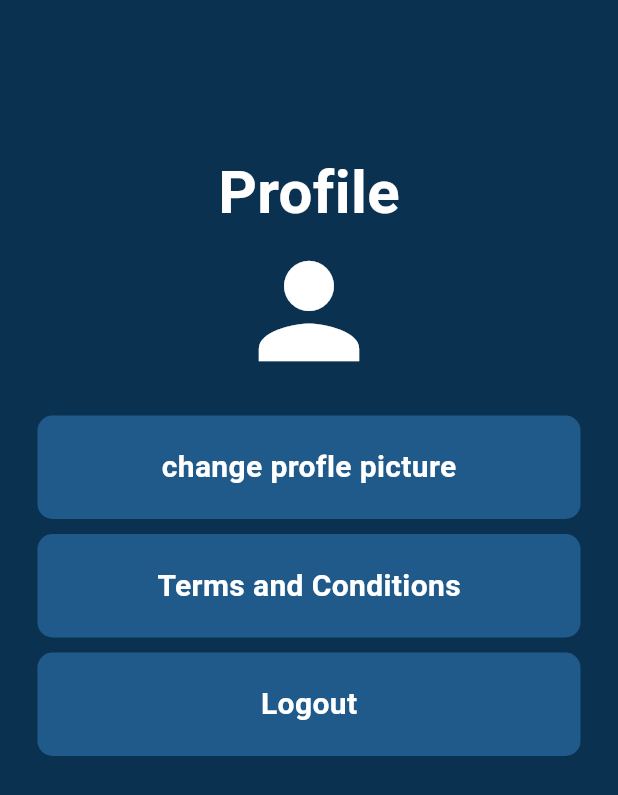
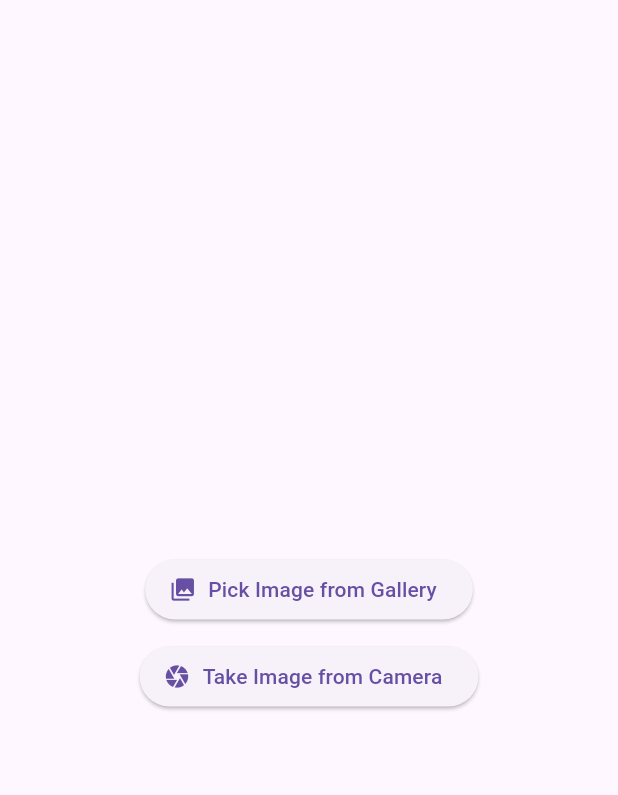
Before and after one commit to Jordandotdev/campus_companion, a Flutter app: the profilePage screen opened by its route, after a tap on "change profle picture", on a phone screen of 412 x 824 dp. Shown: the top 795 px of the screen. Run offline on Flutter 3.47's test engine with Material 3 defaults, Android fonts, the phone set to English and light mode, and no system bars; our stand-ins replace cloud_firestore, connectivity_plus, expandable, firebase_auth, firebase_core, image_picker; accounts and stored records are empty.

Commit message:
chore: Add image_picker dependency and file_selector plugins for Linux and Windows

```diff
--- a/lib/main.dart
+++ b/lib/main.dart
@@ -1,5 +1,6 @@
 import 'package:campus_companion/pages/HomePage.dart';
 import 'package:campus_companion/pages/ProfilePage.dart';
+import 'package:campus_companion/pages/cameraPage.dart';
 import 'package:flutter/material.dart';
 import 'pages/loginPage.dart';
 import 'pages/registerPage.dart';
@@ -25,6 +26,7 @@ class MyApp extends StatelessWidget {
         '/signup': (context) => RegisterPage(),
         '/login': (context) => LoginPage(),
         '/profile': (context) => profilePage(),
+        '/camera': (context) => CameraPage(),
       },
     );
   }
--- /dev/null
+++ b/lib/pages/cameraPage.dart
@@ -0,0 +1,69 @@
+import 'dart:io';
+import 'package:flutter/material.dart';
+import 'package:image_picker/image_picker.dart';
+
+class CameraPage extends StatefulWidget {
+  @override
+  _CameraPageState createState() => _CameraPageState();
+}
+
+class _CameraPageState extends State<CameraPage> {
+  XFile? _image;
+  final ImagePicker _picker = ImagePicker();
+
+  // In camera_page.dart
+
+  Future<void> _pickImage() async {
+    final XFile? pickedFile =
+        await _picker.pickImage(source: ImageSource.gallery);
+
+    if (pickedFile != null) {
+      Navigator.pop(context, pickedFile);
+    } else {
+      print('No image selected.');
+    }
+  }
+
+  Future<void> _takeImage() async {
+    final XFile? pickedFile =
+        await _picker.pickImage(source: ImageSource.camera);
+
+    if (pickedFile != null) {
+      Navigator.pop(context, pickedFile);
+    } else {
+      print('No image taken.');
+    }
+  }
+
+  @override
+  Widget build(BuildContext context) {
+    return Scaffold(
+      body: Center(
+        child: Column(
+          mainAxisAlignment: MainAxisAlignment.center,
+          children: <Widget>[
+            if (_image != null)
+              Image.file(
+                File(_image!.path),
+                width: 300,
+                height: 200,
+                fit: BoxFit.cover,
+              ),
+            SizedBox(height: 20),
+            ElevatedButton.icon(
+              onPressed: _pickImage,
+              icon: Icon(Icons.photo_library),
+              label: Text('Pick Image from Gallery'),
+            ),
+            SizedBox(height: 10),
+            ElevatedButton.icon(
+              onPressed: _takeImage,
+              icon: Icon(Icons.camera),
+              label: Text('Take Image from Camera'),
+            ),
+          ],
+        ),
+      ),
+    );
+  }
+}
--- a/lib/pages/profilePage.dart
+++ b/lib/pages/profilePage.dart
@@ -1,10 +1,14 @@
+import 'dart:io';
+
 import 'package:campus_companion/components/loginbtn.dart';
+import 'package:campus_companion/components/styleBox.dart';
 import 'package:campus_companion/components/textfield.dart';
 import 'package:campus_companion/data/auth_data.dart';
 import 'package:campus_companion/pages/interPage.dart';
 import 'package:campus_companion/pages/loginPage.dart';
 import 'package:campus_companion/pages/registerPage.dart';
 import 'package:flutter/material.dart';
+import 'package:image_picker/image_picker.dart';
 
 class profilePage extends StatefulWidget {
   const profilePage({super.key});
@@ -14,6 +18,19 @@ class profilePage extends StatefulWidget {
 }
 
 class _LoginPageState extends State<profilePage> {
+  XFile? _tempImage;
+
+  @override
+  void didChangeDependencies() {
+    super.didChangeDependencies();
+    final args = ModalRoute.of(context)?.settings.arguments as XFile?;
+    if (args != null) {
+      setState(() {
+        _tempImage = args;
+      });
+    }
+  }
+
   final AuthenticationRemote _authRemote = AuthenticationRemote();
 
   void signUp(BuildContext context) {
@@ -35,7 +52,7 @@ class _LoginPageState extends State<profilePage> {
               children: [
                 const SizedBox(height: 50),
 
-                //login
+                //profile
                 const SizedBox(height: 50),
                 const Text(
                   'Profile',
@@ -47,13 +64,41 @@ class _LoginPageState extends State<profilePage> {
                 ),
 
                 //profile icon
-                const Icon(Icons.person, size: 100, color: Colors.white),
+                //profile icon
+                InkWell(
+                  child: Center(
+                    // Wrap the conditionally rendered widgets with a Center widget
+                    child: _tempImage != null
+                        ? ClipRRect(
+                            borderRadius: BorderRadius.circular(50),
+                            child: Image.file(
+                              File(_tempImage!.path),
+                              width: 70,
+                              height: 70,
+                              fit: BoxFit.cover,
+                            ),
+                          )
+                        : const Icon(Icons.person, size: 70), // Icon
+                  ),
+                ),
 
                 const SizedBox(height: 20),
 
-                //proflie picture
+                //proflie picture change
                 MyLoginBtn(
-                  onTap: () => null,
+                  onTap: () => {
+                    Navigator.pushNamed(
+                      context,
+                      '/camera',
+                      arguments: _tempImage, // Pass the initial image if any
+                    ).then((selectedPhoto) {
+                      if (selectedPhoto != null) {
+                        setState(() {
+                          _tempImage = selectedPhoto as XFile?;
+                        });
+                      }
+                    })
+                  },
                   buttonText: 'change profle picture',
                 ),
 
--- a/pubspec.yaml
+++ b/pubspec.yaml
@@ -43,6 +43,7 @@ dependencies:
   connectivity_plus: ^4.0.2
   uuid: ^3.0.6
   expandable: ^5.0.1
+  image_picker: ^1.0.3
 
 dev_dependencies:
   flutter_test:
```
Also changed, not shown: lib/components/styleBox.dart (added, +64 -0 lines), pubspec.lock, 6 other files.
